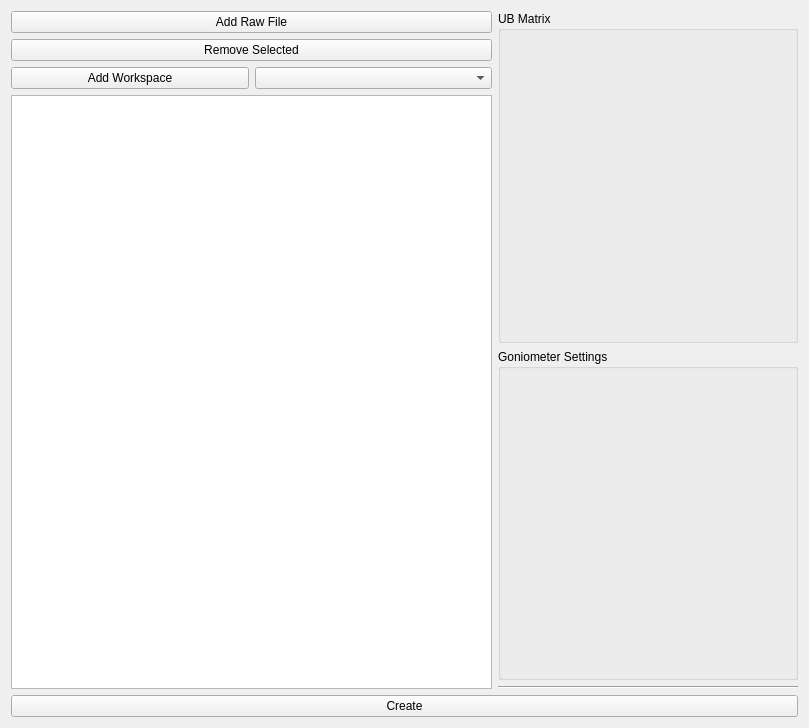
This is Code/Mantid/MantidQt/CustomInterfaces/inc/MantidQtCustomInterfaces/CreateMDWorkspace.ui in mantidproject/mantid as Qt 5 draws it before an edit. The edited form follows.
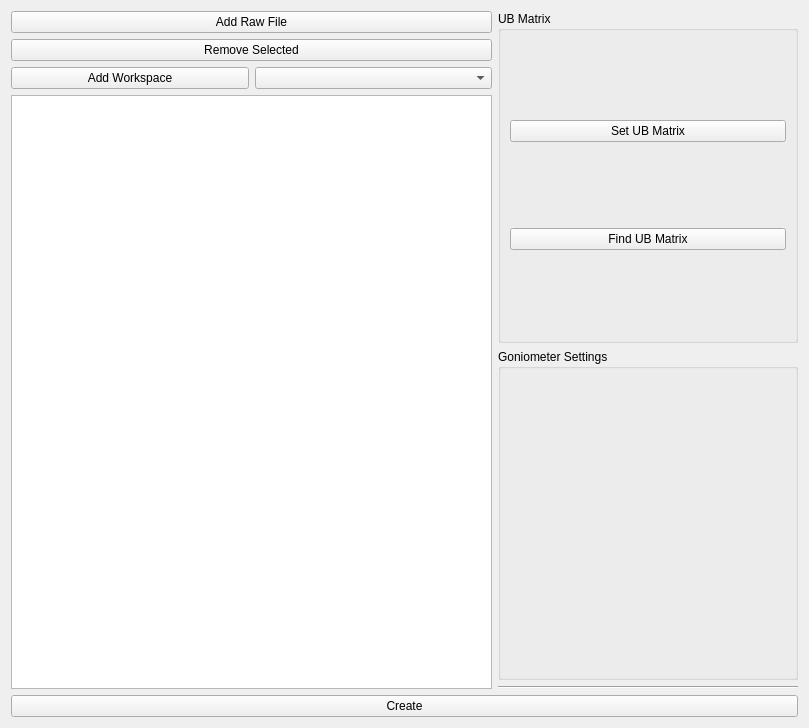
This is the edited form. Custom widgets are drawn as their Qt base class.

Commit message: refs #4328 Functionality for setting the UB Matrix

The edit to the form file:
```diff
--- a/Code/Mantid/MantidQt/CustomInterfaces/inc/MantidQtCustomInterfaces/CreateMDWorkspace.ui
+++ b/Code/Mantid/MantidQt/CustomInterfaces/inc/MantidQtCustomInterfaces/CreateMDWorkspace.ui
@@ -141,7 +141,22 @@
                  <property name="title">
                   <string>UB Matrix</string>
                  </property>
-                 <layout class="QHBoxLayout" name="horizontalLayout_5"/>
+                 <layout class="QVBoxLayout" name="verticalLayout">
+                  <item>
+                   <widget class="QPushButton" name="btn_set_ub_matrix">
+                    <property name="text">
+                     <string>Set UB Matrix</string>
+                    </property>
+                   </widget>
+                  </item>
+                  <item>
+                   <widget class="QPushButton" name="btn_find_ub_matrix">
+                    <property name="text">
+                     <string>Find UB Matrix</string>
+                    </property>
+                   </widget>
+                  </item>
+                 </layout>
                 </widget>
                </item>
               </layout>
```
Left out of the diff: 9 changed lines with no effect on the pictures. The commit also changes 10 other files.
